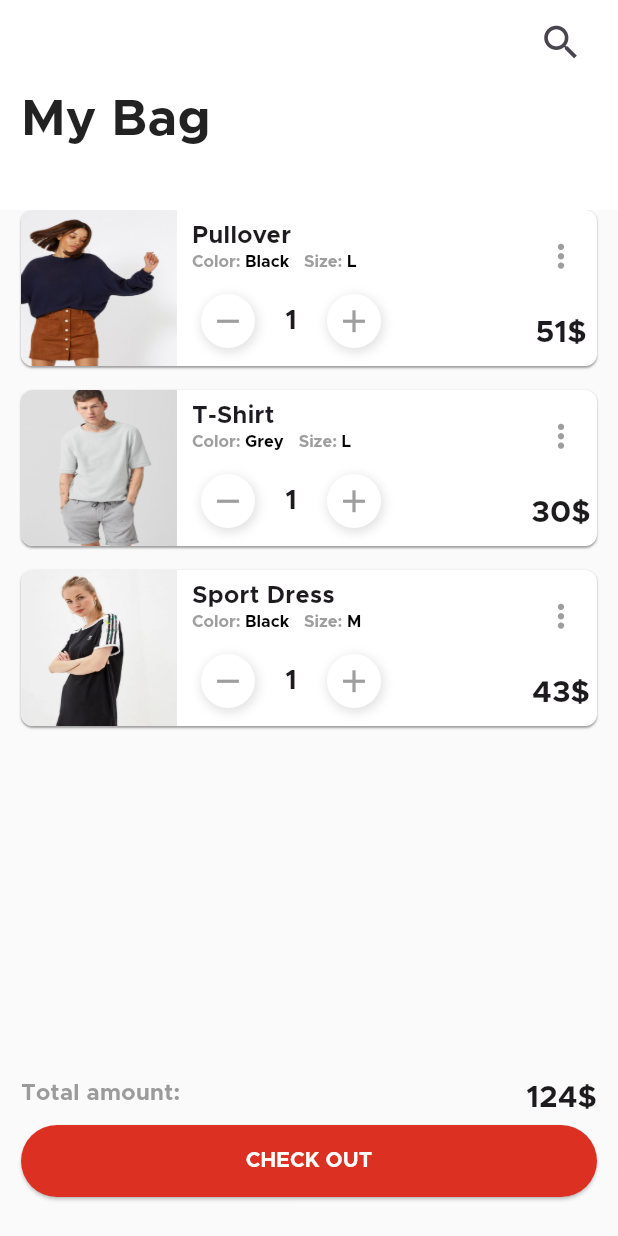
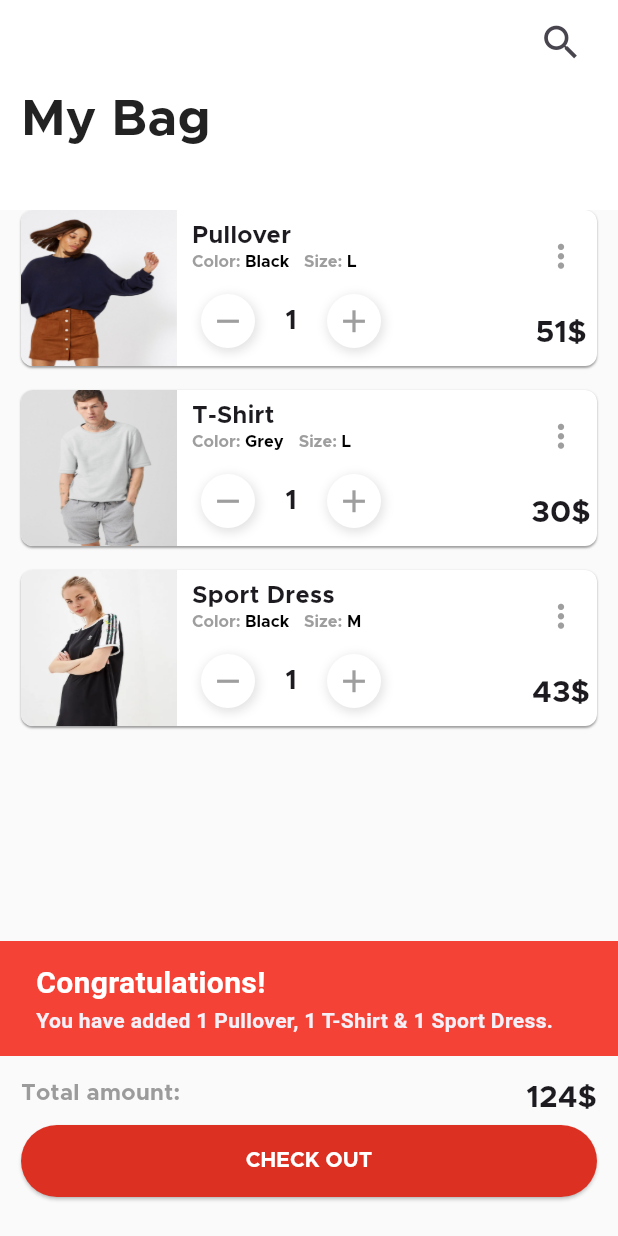
Before and after one commit to dev-asib/assignment-2, a Flutter app: the screen it shows after launch, after a tap on "CHECK OUT", on a phone screen of 412 x 824 dp. Run offline on Flutter 3.47's test engine with Material 3 defaults, Android fonts, the phone set to English and light mode, and no system bars; our stand-ins replace google_fonts.

Commit message:
UPdated SnackBar

```diff
--- a/lib/main.dart
+++ b/lib/main.dart
@@ -1,8 +1,8 @@
 import 'package:flutter/material.dart';
-import 'package:ostad_assignment_2/src/view/home_screen.dart';
+import 'package:ostad_assignment_2/src/view/potrait_and_landscape_view.dart';
 
 void main(){
-  runApp(Assignment2());
+  runApp(const Assignment2());
 }
 
 class Assignment2 extends StatelessWidget {
@@ -12,10 +12,10 @@ class Assignment2 extends StatelessWidget {
   Widget build(BuildContext context) {
     return MaterialApp(
       debugShowCheckedModeBanner: false,
-      home: HomeActivity(),
+      home: const LandscapeAndPotraitMode(),
       theme: ThemeData(
         scaffoldBackgroundColor: Colors.grey.shade50,
-          appBarTheme: AppBarTheme(
+          appBarTheme: const AppBarTheme(
           backgroundColor: Colors.white
         )
       ),
--- a/lib/src/data/bottomNavBar/bottom_nav_bar.dart
+++ b/lib/src/data/bottomNavBar/bottom_nav_bar.dart
@@ -3,7 +3,7 @@ import 'package:ostad_assignment_2/src/data/bottomNavBar/checkout_button.dart';
 import 'package:ostad_assignment_2/src/data/bottomNavBar/total_amount.dart';
 
 
-SizedBox buildBottomNavigationBar({required totalAmount}) {
+SizedBox buildBottomNavigationBar({required totalAmount, required context, required itemCount}) {
   return SizedBox(
     height: 120,
     child: Padding(
@@ -12,7 +12,7 @@ SizedBox buildBottomNavigationBar({required totalAmount}) {
         children: [
           buildTotalAmount(totalAmount:totalAmount ),
           SizedBox(height: 10,),
-          buildCheckOutButton(),
+          buildCheckOutButton(context: context, itemCount:itemCount ),
         ],
       ),
     ),
--- a/lib/src/data/bottomNavBar/checkout_button.dart
+++ b/lib/src/data/bottomNavBar/checkout_button.dart
@@ -1,13 +1,15 @@
+import 'package:flutter/material.dart';
+import 'package:ostad_assignment_2/src/data/congratulations_dialog/snack_bar_message.dart';
 
-import 'package:flutter/material.dart';
-
-Widget buildCheckOutButton() {
+Widget buildCheckOutButton({required context, required itemCount}) {
   return SizedBox(
       height: 48,
       width: double.infinity,
       child: ElevatedButton(
           style: ElevatedButton.styleFrom(backgroundColor: Color(0xffDB3022)),
-          onPressed: () {},
+          onPressed: () {
+            buildCheckOutSnackBar(context, itemCount);
+          },
           child: Text(
             "CHECK OUT",
             style: TextStyle(
--- /dev/null
+++ b/lib/src/data/congratulations_dialog/snack_bar_message.dart
@@ -0,0 +1,26 @@
+import 'package:flutter/material.dart';
+
+void buildCheckOutSnackBar(context, itemCount) {
+  ScaffoldMessenger.of(context).showSnackBar(
+    SnackBar(
+      backgroundColor: Colors.red,
+      content: Column(
+        crossAxisAlignment: CrossAxisAlignment.start,
+        children: [
+          Text(
+            "Congratulations!",
+            style: TextStyle(
+                color: Colors.white,
+                fontSize: 20,
+                fontWeight: FontWeight.bold),
+          ),
+          Text(
+            "You have added ${itemCount[0]} Pullover, ${itemCount[1]} T-Shirt & ${itemCount[2]} Sport Dress.",
+            style:
+            TextStyle(fontSize: 14, fontWeight: FontWeight.bold),
+          ),
+        ],
+      ),
+    ),
+  );
+}
--- a/lib/src/view/home_screen.dart
+++ b/lib/src/view/home_screen.dart
@@ -23,10 +23,10 @@ class _HomeActivityState extends State<HomeActivity> {
 
   @override
   Widget build(BuildContext context) {
-    return SafeArea(
-      child: Scaffold(
+    return Scaffold(
 
       appBar: buildAppBarWidget(),
+
 
 
       body: Padding(
@@ -180,8 +180,7 @@ class _HomeActivityState extends State<HomeActivity> {
           ],
         ),
       ),
-        bottomNavigationBar: buildBottomNavigationBar(totalAmount: totalAmount),
-      ),
+      bottomNavigationBar: buildBottomNavigationBar(totalAmount: totalAmount, context: context, itemCount: productQuantities),
     );
   }
 
```
Also changed, not shown: lib/src/data/app_bar/app_bar.dart (indentation only). Lines whose indentation alone changed are shown as unchanged.
